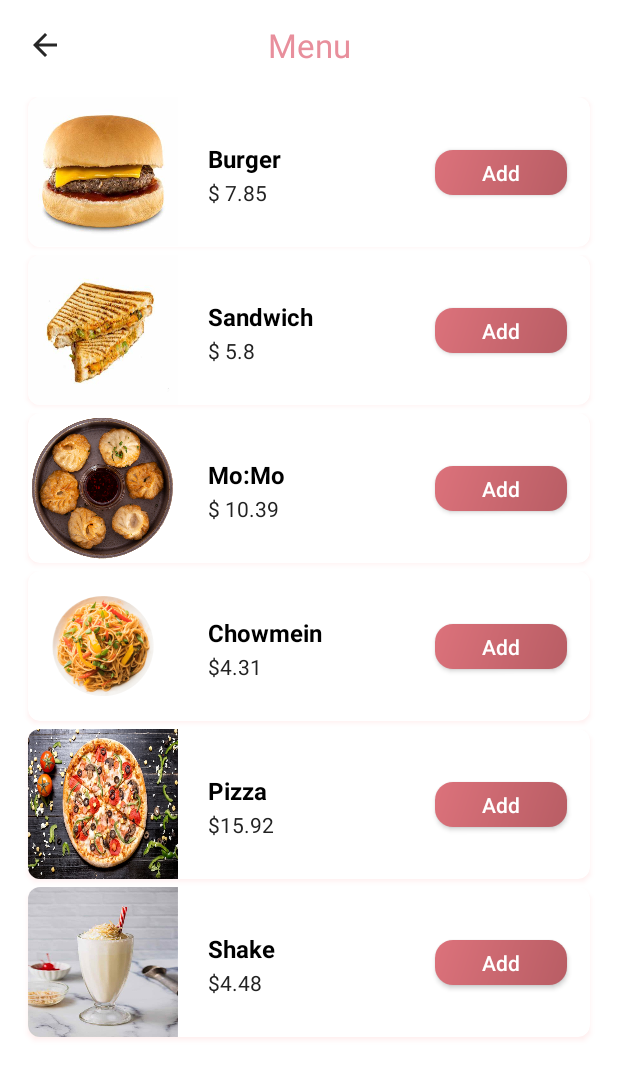
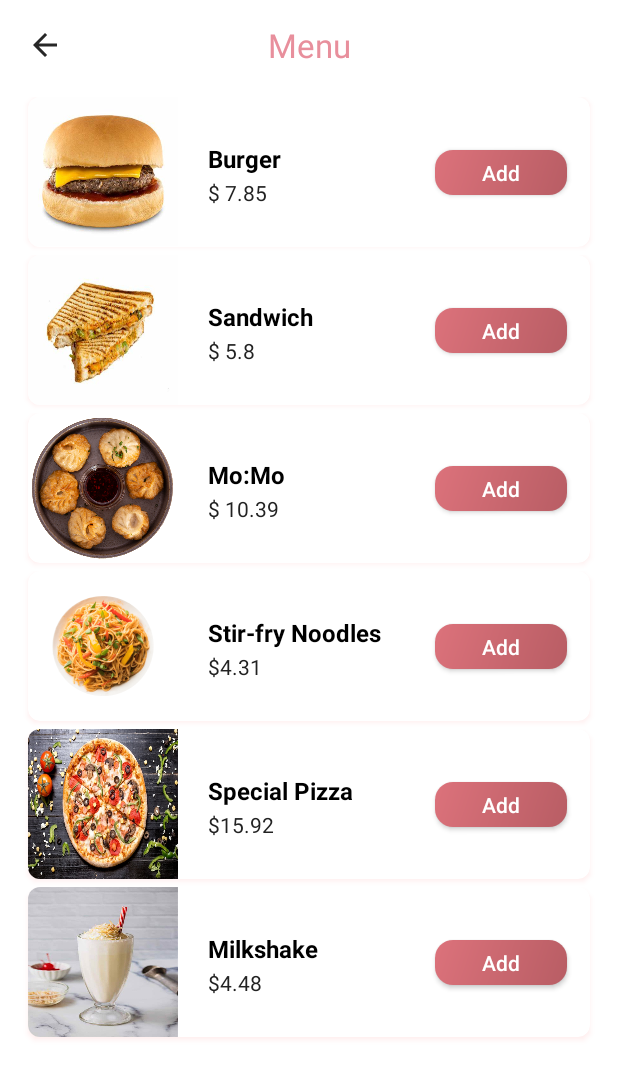
Before and after one commit to rubyiscoding/AllYouCanEatOrderingApp, an Android app: the MenuActivity screen opened directly, with no data from a screen before it, on a phone screen of 412 x 824 dp. Shown: the top 1077 px of the screen. Run offline under Robolectric (Android 15) with nearby library versions, the phone set to English and light mode, and no system bars; Roboto replaces fonts that are not available here.

Commit message:
Changed app display name, and some minor fixes.

```diff
--- a/app/src/main/AndroidManifest.xml
+++ b/app/src/main/AndroidManifest.xml
@@ -8,7 +8,7 @@
         android:dataExtractionRules="@xml/data_extraction_rules"
         android:fullBackupContent="@xml/backup_rules"
         android:icon="@mipmap/applogo"
-        android:label="Food for You!"
+        android:label="Food for Foodies!"
         android:roundIcon="@mipmap/applogo"
         android:supportsRtl="true"
         android:theme="@style/Theme.AllYouCanEatOrderingApp"
--- a/app/src/main/java/com/example/allyoucaneatorderingapp/Fragments/SearchFragment.kt
+++ b/app/src/main/java/com/example/allyoucaneatorderingapp/Fragments/SearchFragment.kt
@@ -16,7 +16,7 @@ class SearchFragment : Fragment() {
     private lateinit var adapter: MenuAdapter
 
     //original menu data
-    private val originalMenuFoodName = listOf("Burger","Sandwich","Mo:Mo","Chowmein","Pizza","Shake")
+    private val originalMenuFoodName = listOf("Burger","Sandwich","Mo:Mo","Stir-fry Noodles","Special Pizza","Milkshake")
     private val originalMenuItemPrice = listOf("$ 7.85","$ 5.8","$ 10.39","$4.31","$15.92","$4.48")
     private val originalMenuImage = listOf(R.drawable.burger, R.drawable.sandwich,R.drawable.momos,R.drawable.chowmein, R.drawable.pizza,R.drawable.shake)
     override fun onCreate(savedInstanceState: Bundle?) {
--- a/app/src/main/java/com/example/allyoucaneatorderingapp/MenuActivity.kt
+++ b/app/src/main/java/com/example/allyoucaneatorderingapp/MenuActivity.kt
@@ -21,7 +21,7 @@ class MenuActivity : AppCompatActivity() {
         binding.back.setOnClickListener {
             finish()
         }
-        val menuFoodName = listOf("Burger","Sandwich","Mo:Mo","Chowmein","Pizza","Shake")
+        val menuFoodName = listOf("Burger","Sandwich","Mo:Mo","Stir-fry Noodles","Special Pizza","Milkshake")
         val menuItemPrice = listOf("$ 7.85","$ 5.8","$ 10.39","$4.31","$15.92","$4.48")
         val menuImage = listOf(R.drawable.burger, R.drawable.sandwich,R.drawable.momos,R.drawable.chowmein, R.drawable.pizza,R.drawable.shake)
         val adapter = MenuAdapter(ArrayList(menuFoodName),ArrayList(menuItemPrice),ArrayList(menuImage), this)
--- a/app/src/main/java/com/example/allyoucaneatorderingapp/menu.kt
+++ b/app/src/main/java/com/example/allyoucaneatorderingapp/menu.kt
@@ -24,7 +24,7 @@ class menu : AppCompatActivity() {
         }
 
         //menu items
-        val menuFoodName = listOf("Burger","Sandwich","Mo:Mo","Stir-fry Noodles","Special Pizza","MilkShake")
+        val menuFoodName = listOf("Burger","Sandwich","Mo:Mo","Stir-fry Noodles","Special Special Pizza","MilkShake")
         val menuItemPrice = listOf("$ 7.85","$ 5.8","$ 10.39","$4.31","$15.92","$4.48")
         val menuImage = listOf(R.drawable.burger, R.drawable.sandwich,R.drawable.momos,R.drawable.chowmein, R.drawable.pizza,R.drawable.shake)
 
```
